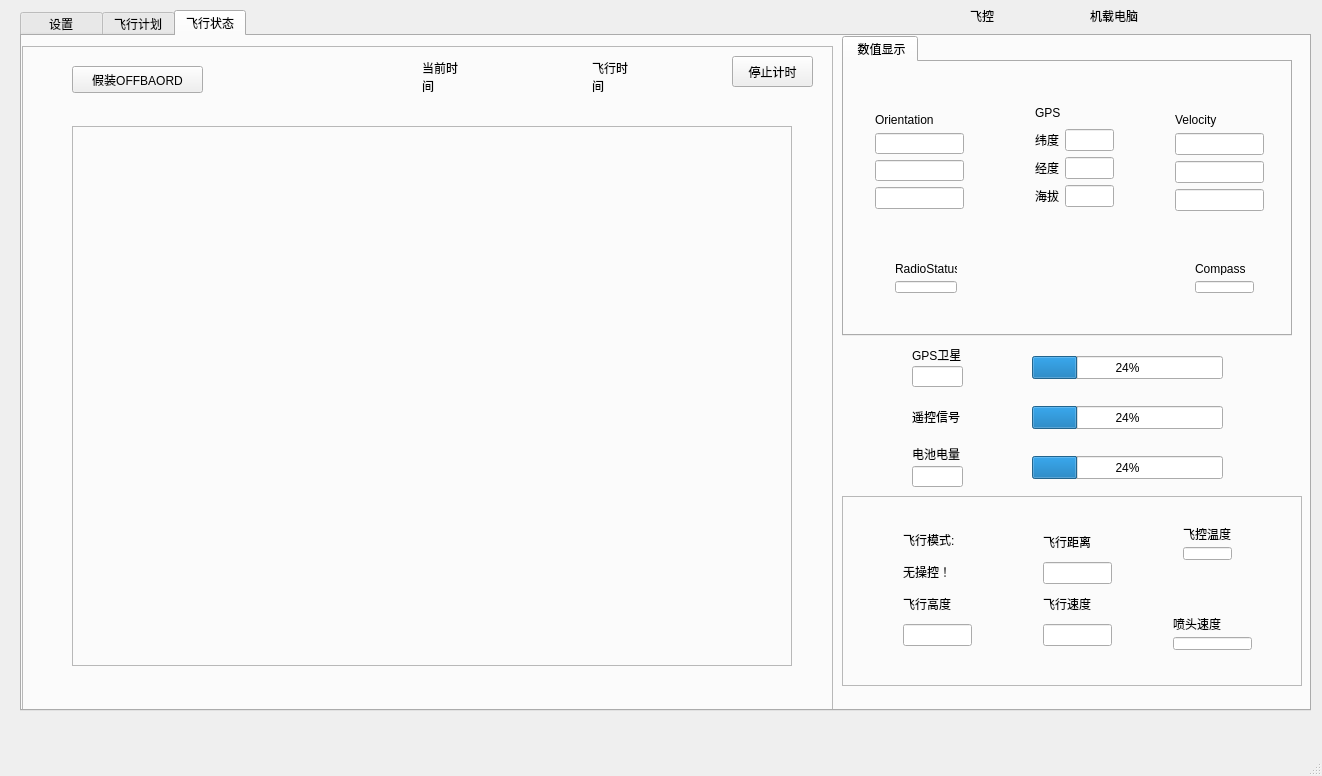
This is station/src/mainwindow.ui in SJTU-Multicopter/crop_station as Qt 5 draws it before an edit. The edited form follows.
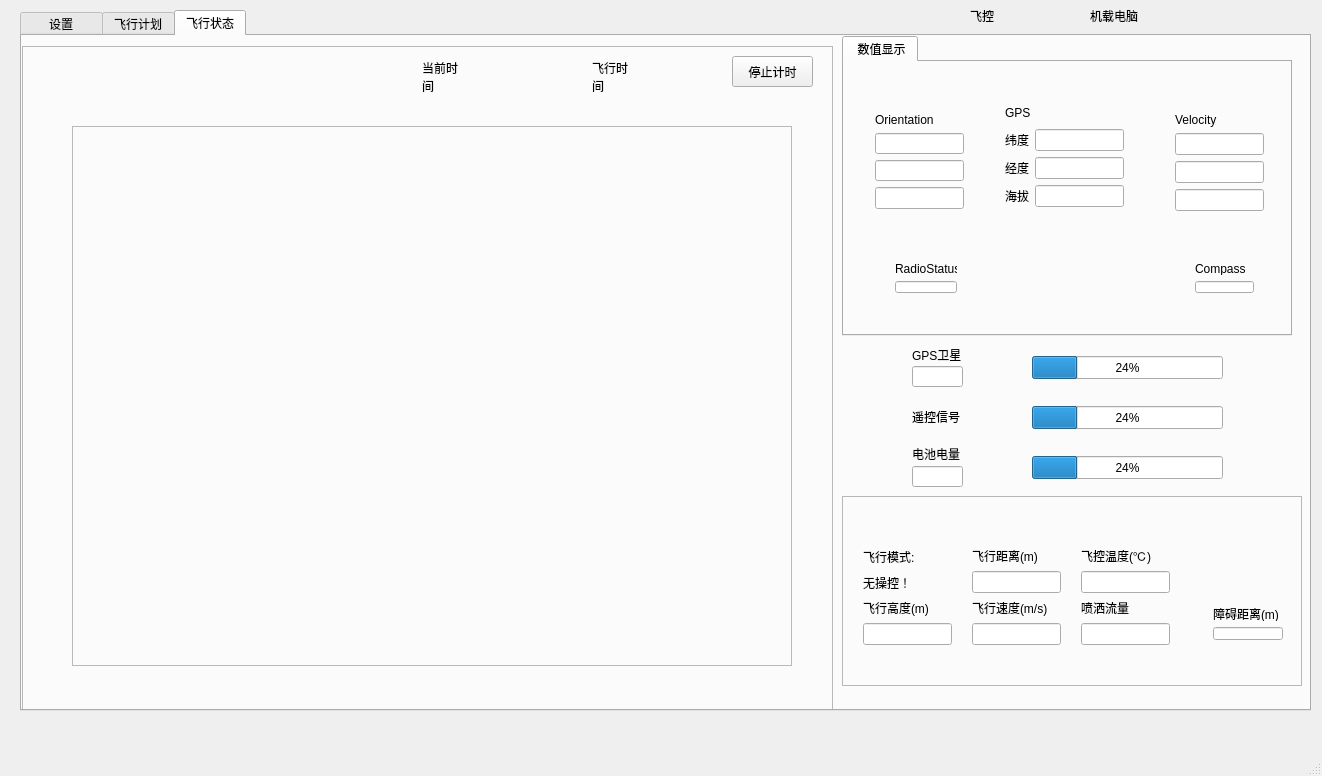
This is the edited form. The open tabs and pages were chosen to show the change.

Patch:
```diff
--- a/station/src/mainwindow.ui
+++ b/station/src/mainwindow.ui
@@ -1228,19 +1228,6 @@
         <enum>QFrame::Raised</enum>
        </property>
       </widget>
-      <widget class="QPushButton" name="pushButton_OFFBOARD_Imitate">
-       <property name="geometry">
-        <rect>
-         <x>50</x>
-         <y>20</y>
-         <width>131</width>
-         <height>27</height>
-        </rect>
-       </property>
-       <property name="text">
-        <string>假装OFFBAORD</string>
-       </property>
-      </widget>
      </widget>
      <widget class="QFrame" name="frame_KeyData">
       <property name="geometry">
@@ -1269,15 +1256,20 @@
       <property name="frameShadow">
        <enum>QFrame::Raised</enum>
       </property>
-      <widget class="QWidget" name="layoutWidget_14">
+      <widget class="QWidget" name="">
        <property name="geometry">
         <rect>
-         <x>50</x>
-         <y>20</y>
-         <width>91</width>
-         <height>141</height>
+         <x>10</x>
+         <y>40</y>
+         <width>329</width>
+         <height>120</height>
         </rect>
        </property>
+       <layout class="QHBoxLayout" name="horizontalLayout_2">
+        <property name="spacing">
+         <number>20</number>
+        </property>
+        <item>
        <layout class="QVBoxLayout" name="verticalLayout_23">
         <item>
          <layout class="QVBoxLayout" name="verticalLayout_2">
@@ -1717,7 +1709,7 @@
           <item>
            <widget class="QLabel" name="label_6">
             <property name="text">
-             <string>飞行高度</string>
+               <string>飞行高度(m)</string>
             </property>
            </widget>
           </item>
@@ -1731,49 +1723,15 @@
          </layout>
         </item>
        </layout>
-      </widget>
-      <widget class="QWidget" name="layoutWidget">
-       <property name="geometry">
-        <rect>
-         <x>330</x>
-         <y>20</y>
-         <width>71</width>
-         <height>55</height>
-        </rect>
-       </property>
-       <layout class="QVBoxLayout" name="verticalLayout">
-        <item>
-         <widget class="QLabel" name="label_20">
-          <property name="text">
-           <string>飞控温度</string>
-          </property>
-         </widget>
         </item>
         <item>
-         <widget class="QLineEdit" name="lineEdit_Temperature">
-          <property name="readOnly">
-           <bool>true</bool>
-          </property>
-         </widget>
-        </item>
-       </layout>
-      </widget>
-      <widget class="QWidget" name="layoutWidget">
-       <property name="geometry">
-        <rect>
-         <x>190</x>
-         <y>20</y>
-         <width>91</width>
-         <height>141</height>
-        </rect>
-       </property>
        <layout class="QVBoxLayout" name="verticalLayout_12">
         <item>
          <layout class="QVBoxLayout" name="verticalLayout_11">
           <item>
            <widget class="QLabel" name="label_28">
             <property name="text">
-             <string>飞行距离</string>
+               <string>飞行距离(m)</string>
             </property>
            </widget>
           </item>
@@ -1791,7 +1749,7 @@
           <item>
            <widget class="QLabel" name="label_18">
             <property name="text">
-             <string>飞行速度</string>
+               <string>飞行速度(m/s)</string>
             </property>
            </widget>
           </item>
@@ -1805,21 +1763,33 @@
          </layout>
         </item>
        </layout>
-      </widget>
-      <widget class="QWidget" name="layoutWidget">
-       <property name="geometry">
-        <rect>
-         <x>320</x>
-         <y>110</y>
-         <width>101</width>
-         <height>55</height>
-        </rect>
-       </property>
+        </item>
+        <item>
+         <layout class="QVBoxLayout" name="verticalLayout_16">
+          <item>
+           <layout class="QVBoxLayout" name="verticalLayout">
+            <item>
+             <widget class="QLabel" name="label_20">
+              <property name="text">
+               <string>飞控温度(℃)</string>
+              </property>
+             </widget>
+            </item>
+            <item>
+             <widget class="QLineEdit" name="lineEdit_Temperature">
+              <property name="readOnly">
+               <bool>true</bool>
+              </property>
+             </widget>
+            </item>
+           </layout>
+          </item>
+          <item>
        <layout class="QVBoxLayout" name="verticalLayout_14">
         <item>
          <widget class="QLabel" name="label_37">
           <property name="text">
-           <string>喷头速度</string>
+               <string>喷洒流量</string>
           </property>
          </widget>
         </item>
@@ -1831,6 +1801,36 @@
          </widget>
         </item>
        </layout>
+          </item>
+         </layout>
+        </item>
+       </layout>
+      </widget>
+      <widget class="QWidget" name="">
+       <property name="geometry">
+        <rect>
+         <x>360</x>
+         <y>100</y>
+         <width>92</width>
+         <height>55</height>
+        </rect>
+       </property>
+       <layout class="QVBoxLayout" name="verticalLayout_19">
+        <item>
+         <widget class="QLabel" name="label_49">
+          <property name="text">
+           <string>障碍距离(m)</string>
+          </property>
+         </widget>
+        </item>
+        <item>
+         <widget class="QLineEdit" name="lineEdit_Obstacle_Distance">
+          <property name="readOnly">
+           <bool>true</bool>
+          </property>
+         </widget>
+        </item>
+       </layout>
       </widget>
      </widget>
      <widget class="QLabel" name="label_8">
@@ -2055,9 +2055,9 @@
        <widget class="QWidget" name="layoutWidget_5">
         <property name="geometry">
          <rect>
-          <x>180</x>
+          <x>150</x>
           <y>30</y>
-          <width>101</width>
+          <width>141</width>
           <height>126</height>
          </rect>
         </property>
```
Left out of the diff: 41 changed lines with no effect on the pictures. Lines whose indentation alone changed are shown as unchanged.
